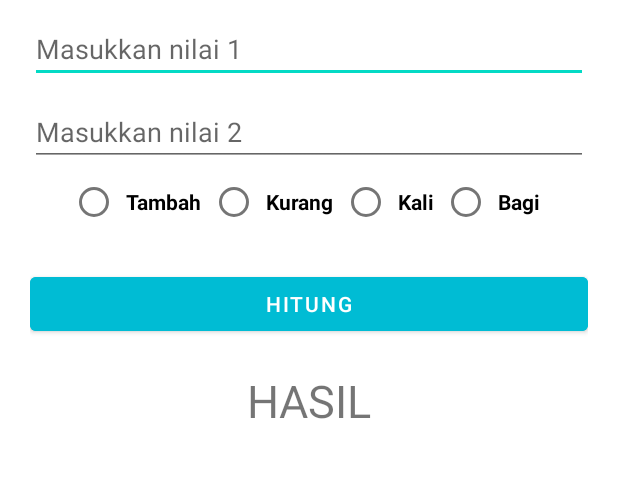
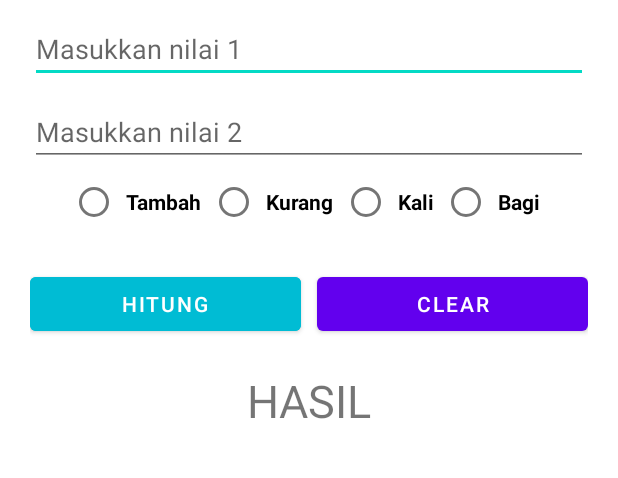
Before and after one commit to SamuelAndrey/PPB-Kalkulator-2, an Android app: the screen it shows after launch (MainActivity), on a phone screen of 412 x 824 dp, the part 79-557 px from its top. Run offline under Robolectric (Android 15) with nearby library versions, the phone set to English and light mode, and no system bars.

Commit message:
Add clear history

```diff
--- a/app/src/main/java/com/example/kalkulatorsederhana/MainActivity.kt
+++ b/app/src/main/java/com/example/kalkulatorsederhana/MainActivity.kt
@@ -1,18 +1,16 @@
 package com.example.kalkulatorsederhana
 
-import androidx.appcompat.app.AppCompatActivity
 import android.os.Bundle
-import android.view.View
 import android.widget.RadioButton
 import android.widget.Toast
-import androidx.recyclerview.widget.ItemTouchHelper
+import androidx.appcompat.app.AppCompatActivity
 import androidx.recyclerview.widget.LinearLayoutManager
 import androidx.recyclerview.widget.RecyclerView
-import com.google.android.material.snackbar.Snackbar
 import com.google.gson.Gson
 import com.google.gson.reflect.TypeToken
 import kotlinx.android.synthetic.main.activity_main.*
 import java.lang.reflect.Type
+
 
 class MainActivity : AppCompatActivity() {
 
@@ -24,6 +22,21 @@ class MainActivity : AppCompatActivity() {
         setContentView(R.layout.activity_main)
 
         val sharedPreferences = getSharedPreferences("shared preferences", MODE_PRIVATE)
+
+        btn_hapus.setOnClickListener {
+            val editor = sharedPreferences.edit()
+            editor.clear()
+            editor.apply()
+            showMessage("Semua history sudah terhapus, buka kembali aplikasi untuk melihat")
+            data.clear()
+
+            val recyclerView = findViewById<RecyclerView>(R.id.recyclerview)
+            recyclerView.layoutManager = LinearLayoutManager(this)
+            val adapter = CustomAdapter(data)
+            recyclerView.adapter = adapter
+        }
+
+
         val gson = Gson()
         val json = sharedPreferences.getString("test3", null)
 
@@ -42,6 +55,7 @@ class MainActivity : AppCompatActivity() {
 
         // perhitungan
         setupListener()
+
     }
 
     private fun validate(): Boolean {
--- a/app/src/main/res/layout/activity_main.xml
+++ b/app/src/main/res/layout/activity_main.xml
@@ -4,10 +4,9 @@
     xmlns:tools="http://schemas.android.com/tools"
     android:layout_width="match_parent"
     android:layout_height="match_parent"
-    tools:context=".MainActivity"
     android:orientation="vertical"
     android:padding="20dp"
-    >
+    tools:context=".MainActivity">
 
     <TextView
         android:id="@+id/textView"
@@ -15,9 +14,9 @@
         android:layout_height="wrap_content"
         android:layout_marginTop="5dp"
         android:text="Kalkulator Bagus.."
+        android:textAlignment="center"
+        android:textSize="20sp"
         android:textStyle="bold"
-        android:textSize="20sp"
-        android:textAlignment="center"
         app:layout_constraintEnd_toEndOf="parent"
         app:layout_constraintStart_toStartOf="parent"
         app:layout_constraintTop_toTopOf="parent" />
@@ -42,21 +41,19 @@
         android:layout_marginTop="10dp"
         android:hint="Masukkan nilai 2"
         android:inputType="number"
-        app:layout_constraintTop_toBottomOf="@+id/edit_value1"
+        app:layout_constraintEnd_toEndOf="parent"
         app:layout_constraintStart_toStartOf="parent"
-        app:layout_constraintEnd_toEndOf="parent"
-        />
+        app:layout_constraintTop_toBottomOf="@+id/edit_value1" />
 
     <RadioGroup
         android:id="@+id/radio_operator"
         android:layout_width="0dp"
         android:layout_height="wrap_content"
+        android:gravity="center"
         android:orientation="horizontal"
-        app:layout_constraintTop_toBottomOf="@+id/edit_value2"
+        app:layout_constraintEnd_toEndOf="parent"
         app:layout_constraintStart_toStartOf="parent"
-        app:layout_constraintEnd_toEndOf="parent"
-        android:gravity="center"
-        >
+        app:layout_constraintTop_toBottomOf="@+id/edit_value2">
 
         <RadioButton
             android:id="@+id/radio_addition"
@@ -96,26 +93,25 @@
         android:id="@+id/button_calculator"
         android:layout_width="0dp"
         android:layout_height="wrap_content"
+        android:layout_marginTop="20dp"
+        android:layout_marginEnd="5dp"
+        android:backgroundTint="#00BCD4"
         android:text="Hitung"
-        android:backgroundTint="#00BCD4"
-        android:layout_marginTop="20dp"
-        app:layout_constraintTop_toBottomOf="@+id/radio_operator"
+        app:layout_constraintEnd_toStartOf="@+id/btn_hapus"
         app:layout_constraintStart_toStartOf="parent"
-        app:layout_constraintEnd_toEndOf="parent"
-        />
+        app:layout_constraintTop_toBottomOf="@+id/radio_operator" />
 
 
     <TextView
         android:id="@+id/text_result"
         android:layout_width="wrap_content"
         android:layout_height="wrap_content"
+        android:layout_marginTop="20dp"
         android:text="HASIL"
-        android:layout_marginTop="20dp"
         android:textSize="30sp"
-        app:layout_constraintTop_toBottomOf="@+id/button_calculator"
         app:layout_constraintLeft_toLeftOf="parent"
         app:layout_constraintRight_toRightOf="parent"
-        />
+        app:layout_constraintTop_toBottomOf="@+id/button_calculator" />
 
     <androidx.recyclerview.widget.RecyclerView
         android:id="@+id/recyclerview"
@@ -129,4 +125,15 @@
         app:layout_constraintStart_toStartOf="parent"
         app:layout_constraintTop_toBottomOf="@+id/text_result" />
 
+    <Button
+        android:id="@+id/btn_hapus"
+        android:layout_width="0dp"
+        android:layout_height="wrap_content"
+        android:layout_marginStart="5dp"
+        android:layout_marginTop="20dp"
+        android:text="clear"
+        app:layout_constraintEnd_toEndOf="parent"
+        app:layout_constraintStart_toEndOf="@+id/button_calculator"
+        app:layout_constraintTop_toBottomOf="@+id/radio_operator" />
+
 </androidx.constraintlayout.widget.ConstraintLayout>
```
